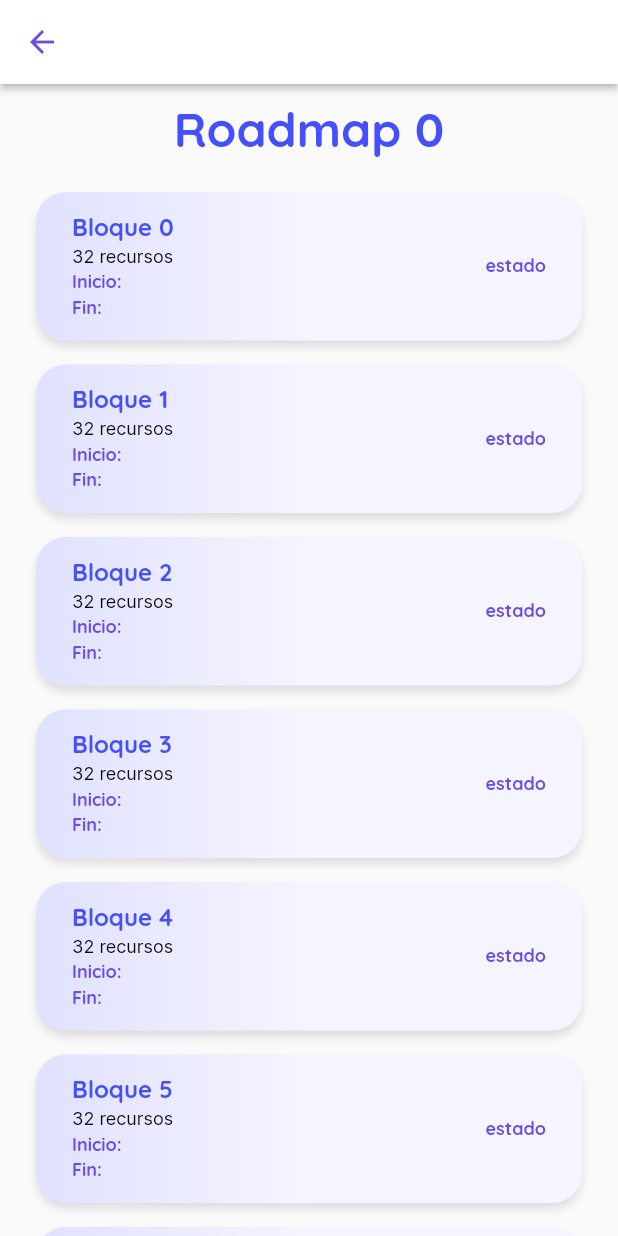
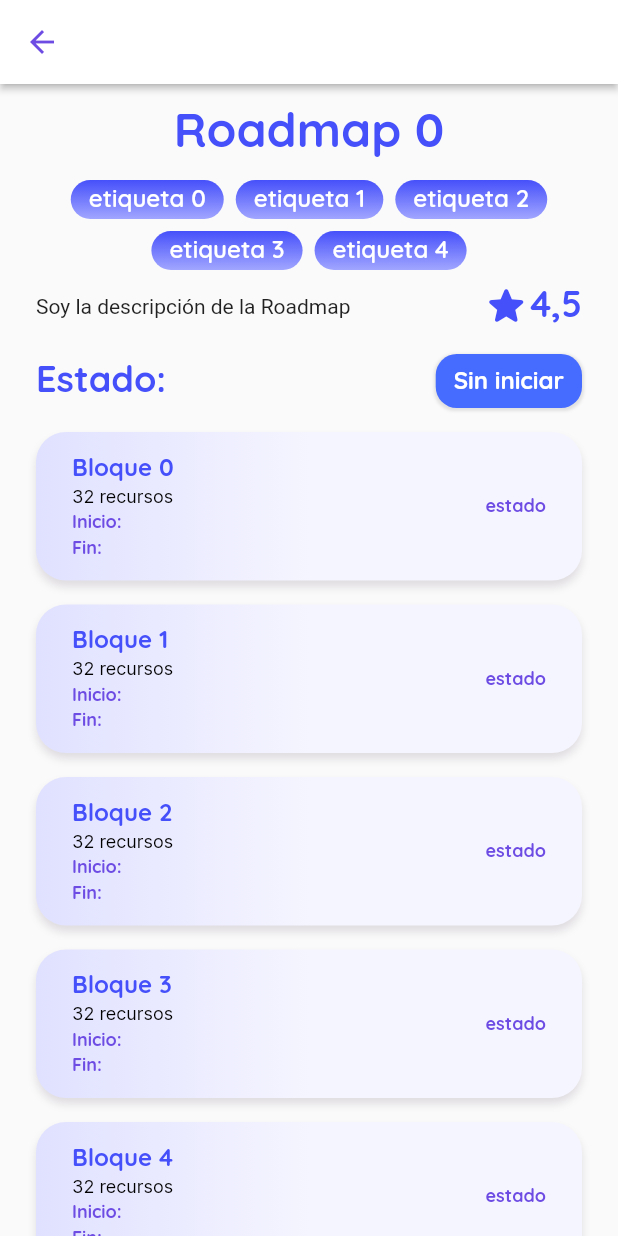
Before and after one commit to SimonRamos88/Aristeia, a Flutter app: the SingleRoadScreen screen opened directly with empty values, on a phone screen of 412 x 824 dp. Run offline on Flutter 3.47's test engine with Material 2 defaults, Android fonts, the phone set to English and light mode, and no system bars; our stand-ins replace auto_route, cloud_firestore, firebase_auth, firebase_core, gradient_borders, salomon_bottom_bar; accounts and stored records are empty; network calls fail.

Commit message:
finalizacion sprint 1

```diff
--- a/lib/core/utils/app_gradients.dart
+++ b/lib/core/utils/app_gradients.dart
@@ -10,6 +10,15 @@ class AppGradients {
     colors: [
       colors.mainColor,
       colors.mainColor50,
+    ],
+  );
+
+  final mainBlueGradient = LinearGradient(
+    begin: Alignment.topCenter,
+    end: Alignment.bottomCenter,
+    colors: [
+      const Color(0xff4650FA),
+      Color.fromARGB(255, 161, 166, 255),
     ],
   );
 
--- a/lib/core/widgets/etiqueta.dart
+++ b/lib/core/widgets/etiqueta.dart
@@ -8,26 +8,30 @@ class Etiqueta extends StatelessWidget {
 
   final String text;
   final int size;
+  final int color;
 
 
   const Etiqueta({
     required this.text,
-    this.size = 1});
+    this.size = 1,
+    this.color = 0,
+    });
 
   const Etiqueta.large({
     required this.text,
-    this.size = 2});
+    this.size = 2,
+    this.color = 0,});
 
   @override
   Widget build(BuildContext context) {
     return Container(
-      padding: (size==1)? const EdgeInsets.symmetric(horizontal: 8,vertical: 3):const EdgeInsets.symmetric(horizontal: 8,vertical: 4) ,
+      padding: (size==1)? const EdgeInsets.symmetric(horizontal: 8,vertical: 3):const EdgeInsets.symmetric(horizontal: 12,vertical: 5) ,
       //margin: (size==1)? const EdgeInsets.only(right: 4): null,
       alignment: (size==1)? Alignment.center : null,
       //height: (size==1)? 17:21,
       decoration: BoxDecoration(
         borderRadius: (size==1)?  BorderRadius.circular(18) : BorderRadius.circular(13.0),
-        gradient: gradients.mainGradient,
+        gradient: color==0? gradients.mainGradient: gradients.mainBlueGradient,
       ),
       child:  Text(
           text,
--- a/lib/core/widgets/roadmap_card.dart
+++ b/lib/core/widgets/roadmap_card.dart
@@ -1,10 +1,15 @@
+import 'package:aristeia_app/core/utils/app_colors.dart';
 import 'package:aristeia_app/core/utils/app_effects.dart';
 import 'package:aristeia_app/core/utils/app_gradients.dart';
 import 'package:aristeia_app/core/utils/text_styles.dart';
 import 'package:aristeia_app/core/widgets/etiqueta.dart';
+import 'package:aristeia_app/core/widgets/state_widget.dart';
 import 'package:flutter/material.dart';
 
 class RoadmapCard extends StatelessWidget {
+
+static final colors = AppColors();
+
   static final gradients = AppGradients();
   static final effects = AppEffects();
   final void Function()? onTap;
@@ -48,7 +53,7 @@ class RoadmapCard extends StatelessWidget {
                         color: Theme.of(context).primaryColor),
                   ),
                   myRoadmap
-                      ? Text('Estado')
+                      ? StateWidget()
                       : const SizedBox(
                           width: 0,
                           height: 0,
@@ -105,13 +110,13 @@ class RoadmapCard extends StatelessWidget {
                     Etiqueta(text: 'etiqueta 1'),
                   ]),
                   Row(
-                    children: const [
+                    children: [
                       Icon(
                         Icons.star_rounded,
                         size: 24,
-                        color: Colors.black,
+                        color: colors.mainColor,
                       ),
-                      Text('4,3'),
+                      Text('4,3', style: heading3bStyle.copyWith(color: colors.mainColor),),
                     ],
                   )
                 ],
--- a/lib/core/widgets/state_widget.dart
+++ b/lib/core/widgets/state_widget.dart
@@ -1,14 +1,38 @@
+import 'package:aristeia_app/core/utils/text_styles.dart';
 import 'package:flutter/material.dart';
 
 //Falta terminarlo
 
 class StateWidget extends StatelessWidget {
-  const StateWidget({super.key});
+  final int estado;
+  final bool large;
+
+  const StateWidget({super.key, this.estado = 0, this.large = false});
 
   @override
   Widget build(BuildContext context) {
     return Container(
-      child: Text('StateWidget')
+      padding: large? EdgeInsets.symmetric(horizontal: 12, vertical: 10):EdgeInsets.symmetric(horizontal: 8, vertical: 6),
+      decoration: BoxDecoration(
+        color: const Color(0xff466CFF),
+        borderRadius: large? BorderRadius.circular(14) :BorderRadius.circular(10),
+        boxShadow: [
+          BoxShadow(
+            color: Colors.black.withOpacity(0.1),
+            spreadRadius: 1,
+            blurRadius: 1,
+            offset: Offset(0, 1), // changes position of shadow
+          ),
+        ],
+      ),
+      child: Text(
+        estado == 0
+            ? 'Sin iniciar'
+            : estado == 1
+                ? 'En progreso'
+                : 'Terminado',
+        style: large? heading3bStyle .copyWith(color: Colors.white): subheadingbStyle.copyWith(color: Colors.white),
+      ),
     );
   }
 }
--- a/lib/features/create_screen.dart
+++ b/lib/features/create_screen.dart
@@ -1,6 +1,7 @@
 import 'package:aristeia_app/core/utils/app_gradients.dart';
 import 'package:aristeia_app/core/widgets/app_bar_widget.dart';
 import 'package:aristeia_app/core/widgets/button.dart';
+import 'package:aristeia_app/core/widgets/input_field.dart';
 import 'package:auto_route/auto_route.dart';
 import 'package:flutter/material.dart';
 
@@ -18,7 +19,14 @@ class CreateScreen extends StatelessWidget {
 
       appBar: AppBarWidget(title: 'Crear roadmap', type: 0),
 
-      body: Column(children: [
+      body: SingleChildScrollView(
+        child: Column(children: [
+          InputField(hintText: 'Nombre del roadmap', controller: TextEditingController()),
+          InputField(hintText: 'Descripción', controller: TextEditingController()),
+          Row(children: [
+            Text('Tipo de roadmap'),
+
+          ],),
            MyButton(
               large: false,
               buttonText: "Agregar etiqueta",
@@ -28,7 +36,9 @@ class CreateScreen extends StatelessWidget {
                 print('Share');
               },
             ),
+
         ]),
+      ),
     );
   }
 }
--- a/lib/features/register_screen.dart
+++ b/lib/features/register_screen.dart
@@ -37,13 +37,20 @@ class _RegisterScreenState extends State<RegisterScreen> {
            email: _controllerEmail.text,
            password: _controllerPassword.text
        );
-     } on FirebaseAuthException catch (e) {
+       await sendUserData();
+       context.router.push(const LoggedWrapperRoute());
+     } on FirebaseAuthException
+     catch (e) {
        setState(() {
            errorMessage = e.message;
        });
      }
+   }else{
+    setState(() {
+           errorMessage = 'La contraseñas no coinciden';
+       });
    }
-     await sendUserData();
+
   }
 
   Future<void> sendUserData() async {
@@ -88,8 +95,6 @@ class _RegisterScreenState extends State<RegisterScreen> {
               buttonText: 'Registrarse',
                onTap: (){
                  createUserWithEmailAndPassword();
-                 context.router.push(const LoggedWrapperRoute());
-
 
                 },
               ),
--- a/lib/features/single_road_screen.dart
+++ b/lib/features/single_road_screen.dart
@@ -1,9 +1,12 @@
 import 'package:aristeia_app/core/routes/routes.gr.dart';
 import 'package:aristeia_app/core/utils/app_colors.dart';
+import 'package:aristeia_app/core/utils/text_styles.dart';
 import 'package:aristeia_app/core/widgets/app_bar_widget.dart';
 import 'package:aristeia_app/core/widgets/block_card.dart';
 import 'package:aristeia_app/core/widgets/box_text.dart';
+import 'package:aristeia_app/core/widgets/etiqueta.dart';
 import 'package:aristeia_app/core/widgets/button.dart';
+import 'package:aristeia_app/core/widgets/state_widget.dart';
 import 'package:auto_route/auto_route.dart';
 import 'package:flutter/material.dart';
 
@@ -36,7 +39,50 @@ class _SingleRoadScreenState extends State<SingleRoadScreen> {
           mainAxisAlignment: MainAxisAlignment.start,
           crossAxisAlignment: CrossAxisAlignment.center,
           children: [
-            BoxText.tituloPagina(text:'Roadmap ${widget.roadId}', color: colors.blueColor,),
+            BoxText.tituloPagina(
+              text: 'Roadmap ${widget.roadId}',
+              color: colors.blueColor,
+            ),
+            Container(
+              padding: EdgeInsets.symmetric(horizontal: 16),
+              child: Wrap(
+               alignment: WrapAlignment.center,
+               spacing: 8,
+               runSpacing: 8,
+                children: [
+                  for (var i = 0; i < 5; i++)
+                    Etiqueta.large(
+                      text: 'etiqueta ${i}',
+                      color: 1,
+                    ),
+                ],
+              ),
+            ),
+            Container(
+              padding: EdgeInsets.symmetric(horizontal: 24, vertical: 8),
+              child: Row(
+                mainAxisAlignment: MainAxisAlignment.spaceBetween,
+                crossAxisAlignment: CrossAxisAlignment.center,
+                children: [
+                  Text('Soy la descripción de la Roadmap'),
+                  Row(children: [
+                    Icon(Icons.star_rounded,size:32, color: colors.blueColor),
+                    Text('4,5', style: heading2bStyle.copyWith(color: colors.blueColor),),
+                  ],)
+                ],),
+            ),
+            Container(
+              padding: const EdgeInsets.symmetric(horizontal: 24, vertical: 8),
+              child: Row(
+                mainAxisAlignment: MainAxisAlignment.spaceBetween,
+                crossAxisAlignment: CrossAxisAlignment.center,
+                children: [
+                  Text('Estado:', style: heading2bStyle.copyWith(color: colors.blueColor)),
+                  StateWidget(large:  true,),
+
+                ],
+              ),
+            ),
             for (var i = 0; i < 10; i++)
               BlockCard(
                 nombreBloque: "Bloque ${i}",
@@ -45,6 +91,13 @@ class _SingleRoadScreenState extends State<SingleRoadScreen> {
                   SingleBlockRoute(blockId: i),
                 ),
               ),
+            Row(
+              mainAxisAlignment: MainAxisAlignment.center,
+              crossAxisAlignment: CrossAxisAlignment.center,
+              children: [
+                MyButton(buttonText: 'copiar', large: false, outlined: true, colorText: colors.mainColor,),
+                MyButton(buttonText: 'calificar', large: false),
+              ],),
           ],
         ),
       ),
--- a/lib/features/splash_screen.dart
+++ b/lib/features/splash_screen.dart
@@ -30,15 +30,17 @@ class _SplashScreenState extends State<SplashScreen> {
   route() {
     User? user = Auth().currentUser;
 
+    print(user);
 
     if (user != null) {
       // if user is authenticated we continue
-      context.router.replace(const WelcomeRouter());
+      context.router.replace(const LoggedWrapperRoute());
+
     } else {
       // we redirect the user to our login page
       // router.push(WelcomeRoute());
       // resolver.next(false);
-      context.router.replace(const LoggedWrapperRoute());
+      context.router.replace(const WelcomeRouter());
     }
 
     // context.router.replace(const WelcomeRouter());
```
Lines whose indentation alone changed are shown as unchanged.
